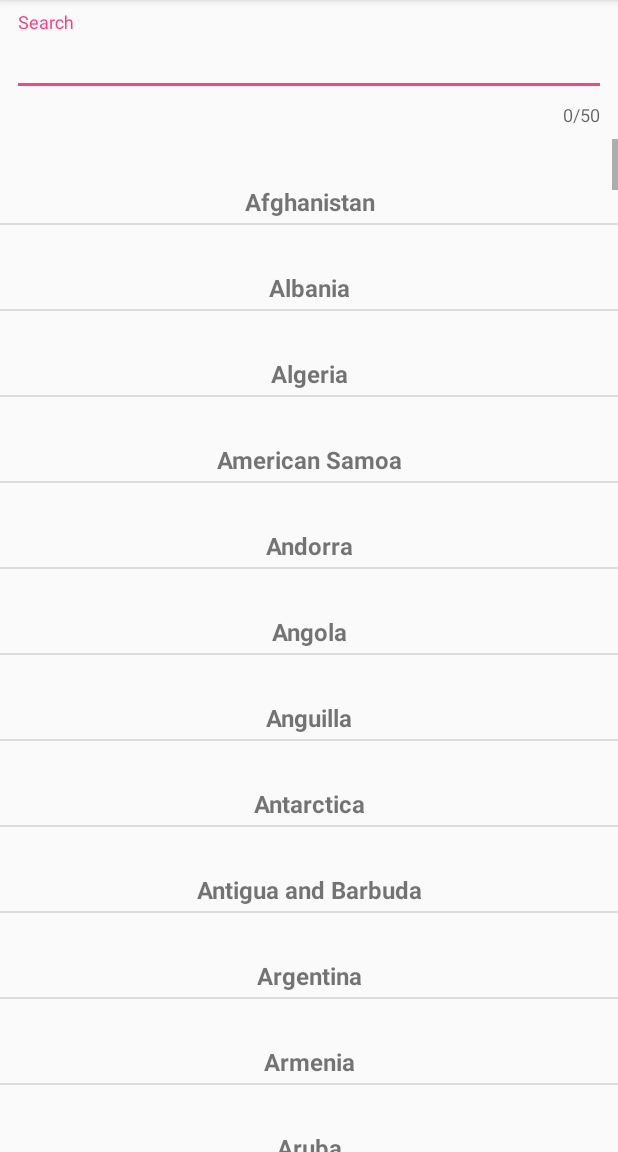
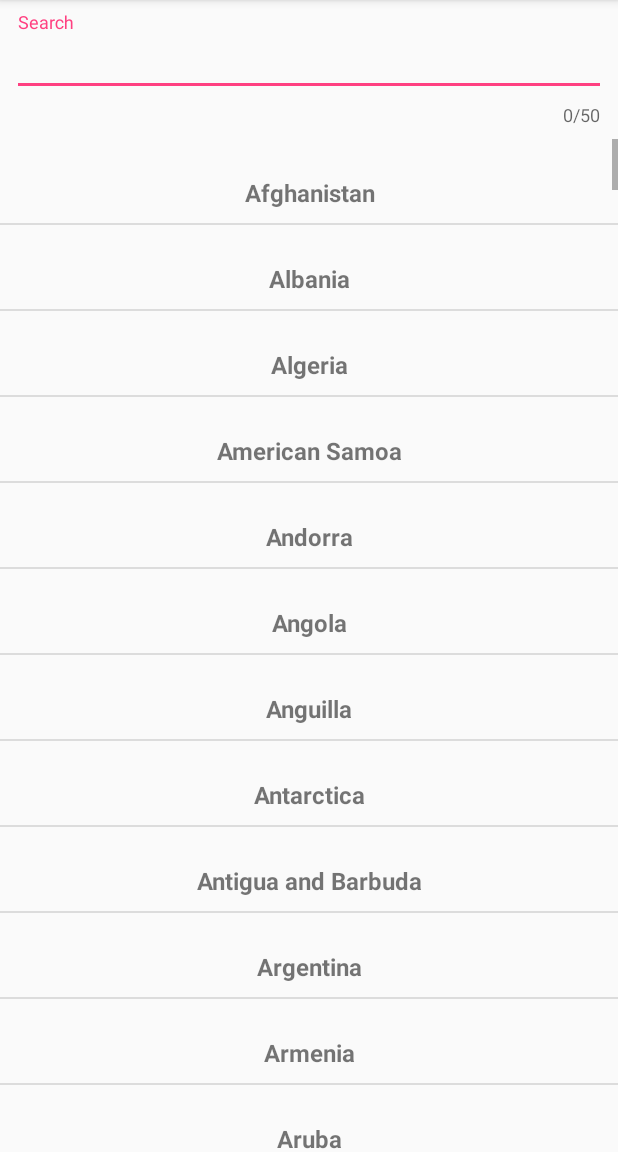
Before and after one commit to rodriguesnavil/Learning_Android, an Android app: the CountryListView screen opened directly, with no data from a screen before it, on a phone screen of 412 x 824 dp, the part 84-1236 px from its top. Run offline under Robolectric (Android 15) with nearby library versions, the phone set to English and light mode, and no system bars.

Commit message:
Updated listview and tested list  view. Added Search feature in list view without search view

```diff
--- a/app/src/main/res/layout/listviewrow.xml
+++ b/app/src/main/res/layout/listviewrow.xml
@@ -1,10 +1,10 @@
 <?xml version="1.0" encoding="utf-8"?>
 <TextView xmlns:android="http://schemas.android.com/apk/res/android"
-    android:orientation="vertical" android:layout_width="fill_parent"
+    android:orientation="vertical" android:layout_width="match_parent"
     android:layout_height="56dp"
     android:textSize="16sp"
     android:gravity="center"
-    android:paddingTop="28dp"
+    android:paddingTop="16dp"
     android:textStyle="bold|normal"
     >
 
```
Also changed, not shown: app/src/main/java/com/data/learning/learning/listexample/CountryListView.java (+10 -9 lines).
